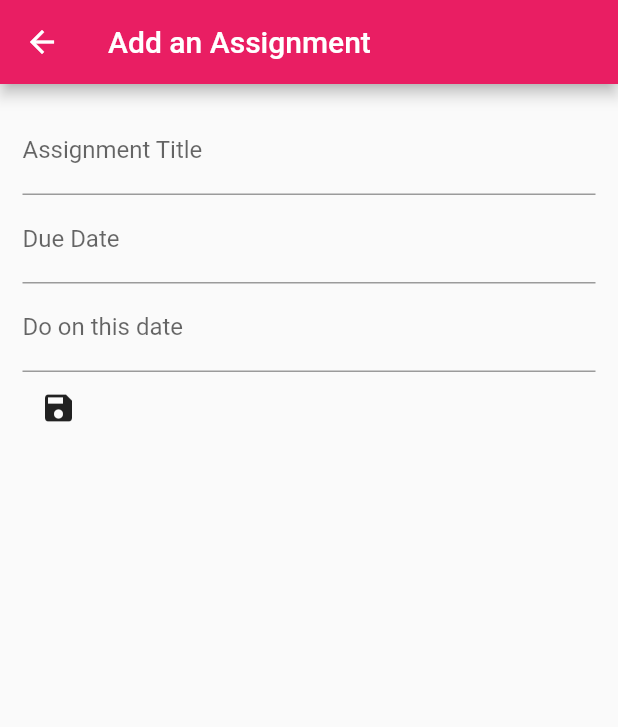
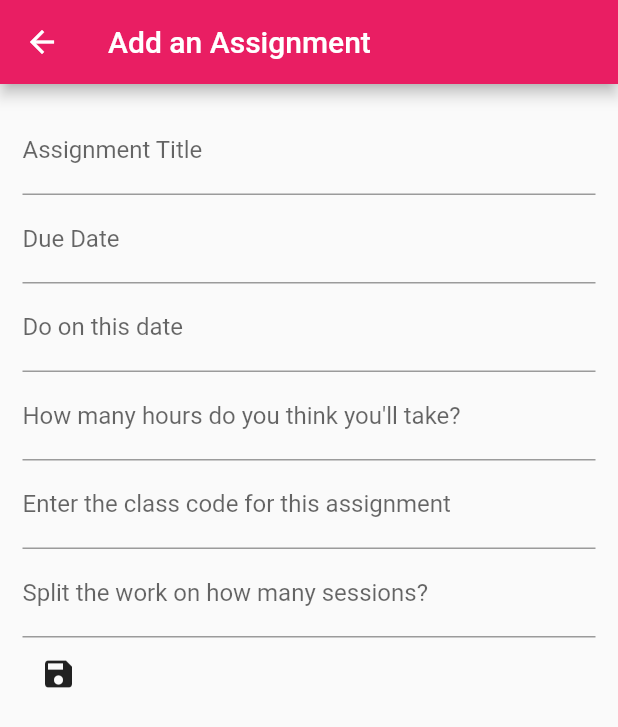
Before and after one commit to ianreyn/boomerang, a Flutter app: the AssignmentForm screen opened by its route, on a phone screen of 412 x 824 dp. Shown: the top 727 px of the screen. Run offline on Flutter 3.47's test engine with Material 2 defaults, Android fonts, the phone set to English and light mode, and no system bars; our stand-ins replace cloud_firestore, firebase_core, sqflite, table_calendar; accounts and stored records are empty.

Commit message:
Full pivot to cloud data
Everything is cloud now,
Data is set up to revolve around students now, not just assignments.
Setting are next, declaring workable hours per day. It's time to get smart

```diff
--- a/lib/assignment.dart
+++ b/lib/assignment.dart
@@ -23,8 +23,8 @@ class Assignment {
   {
     return {
       'title': this.title!,
-      'dueTime': DateFormat('yyyy-MM-dd').format(this.dueDate!),
-      'doTime': DateFormat('yyyy-MM-dd').format(this.doTime!),
+      'dueTime': Timestamp.fromDate(dueDate!),
+      'doTime': Timestamp.fromDate(doTime!),
       'length': this.length!,
       'classId': this.classId
     };
--- a/lib/assignment_form.dart
+++ b/lib/assignment_form.dart
@@ -17,6 +17,9 @@ class _AssignmentFormState extends State<AssignmentForm> {
   TextEditingController titleController = TextEditingController();
   TextEditingController dueController = TextEditingController();
   TextEditingController doController = TextEditingController();
+  TextEditingController lengthController = TextEditingController();
+  TextEditingController classController = TextEditingController();
+  TextEditingController numSessionsController = TextEditingController();
   @override
   Widget build(BuildContext context) {
     return Scaffold(
@@ -56,10 +59,28 @@ class _AssignmentFormState extends State<AssignmentForm> {
                   selectDate(context, doController);
                 },
               ),
+              TextField(
+                controller: lengthController,
+                decoration: InputDecoration(
+                    labelText: "How many hours do you think you'll take?"
+                ),
+              ),
+              TextField(
+                controller: classController,
+                decoration: InputDecoration(
+                    labelText: "Enter the class code for this assignment"
+                ),
+              ),
+              TextField(
+                controller: numSessionsController,
+                decoration: InputDecoration(
+                    labelText: "Split the work on how many sessions?"
+                ),
+              ),
               IconButton(
                   onPressed: () {
                     //Assignment newAssignment = Assignment(title: titleController.text, dueDate: DateTime.parse(dueController.text), doTime: DateTime.parse(doController.text), account: "default");
-                    Navigator.pop(context, "${titleController.text},${dueController.text},${doController.text}");
+                    Navigator.pop(context, "${titleController.text},${dueController.text},${doController.text},${lengthController.text},${classController.text}");
                   },
                   icon: Icon(Icons.save))
             ],
```
Also changed, not shown: lib/SwipeBox.dart (+28 -14 lines), lib/assignment_list.dart (+9 -8 lines).
